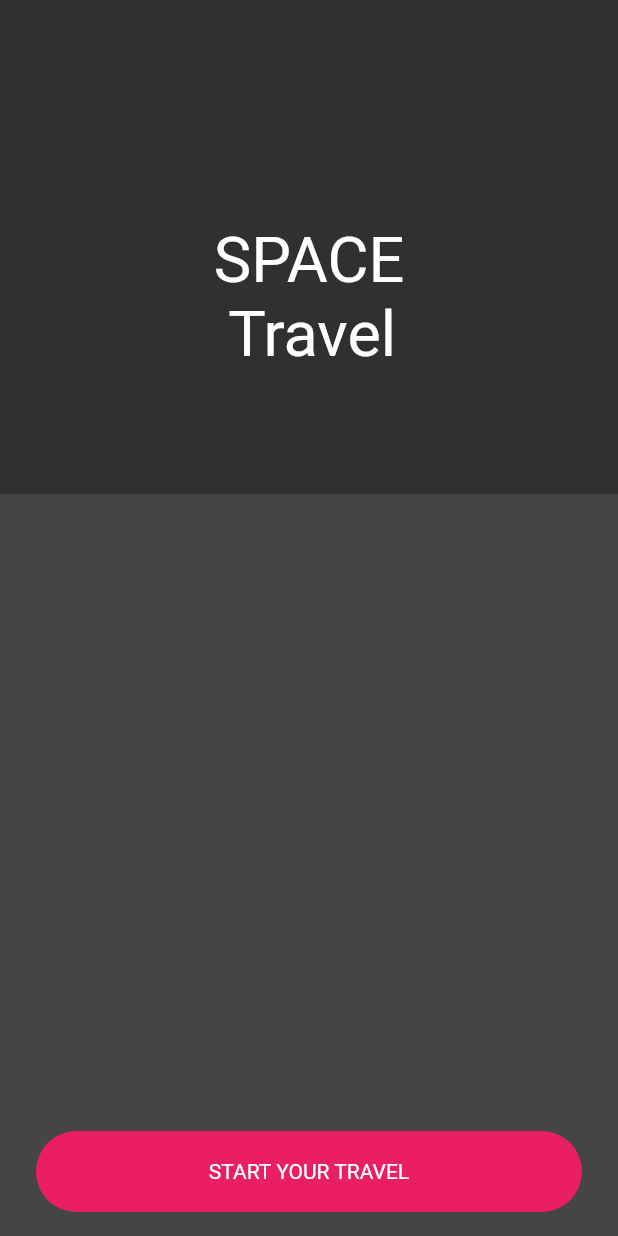
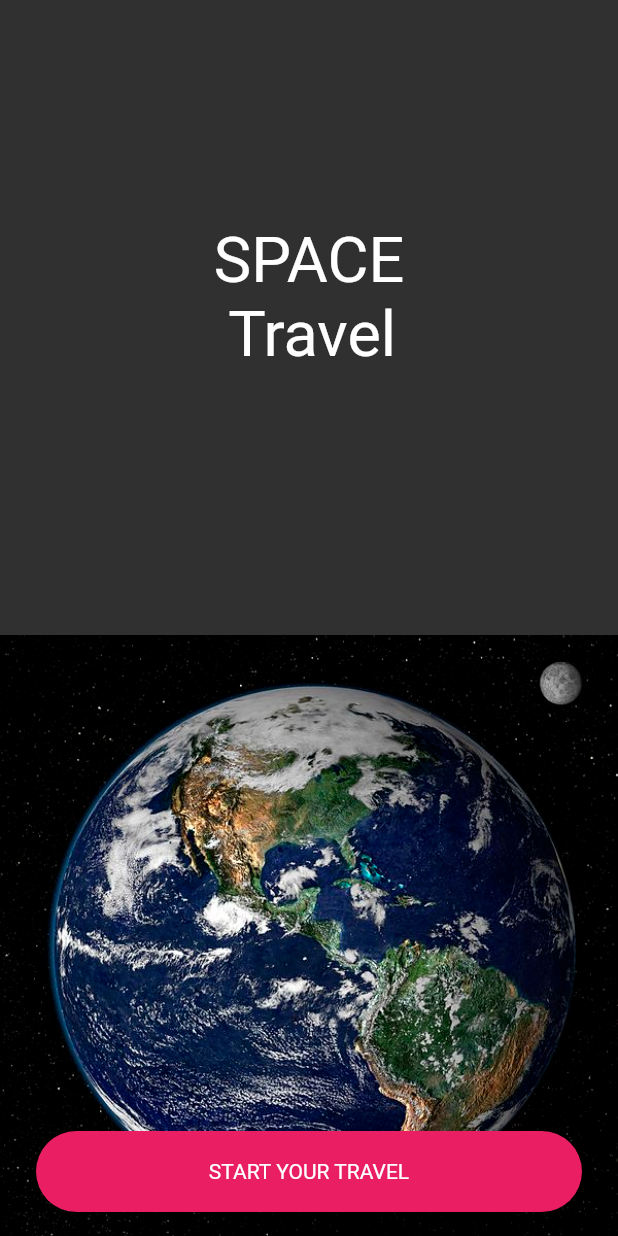
Before and after one commit to Antriadus/HackatonApp2020, a Flutter app: the screen it shows after launch, on a phone screen of 412 x 824 dp. Run offline on Flutter 3.47's test engine with Material 2 defaults, Android fonts, the phone set to English and light mode, and no system bars; our stand-ins replace bloc, equatable, rxdart; missing offline and left inert: shared_preferences_web.

Commit message:
Added earth image

```diff
--- a/lib/widgets/animated_earth.dart
+++ b/lib/widgets/animated_earth.dart
@@ -22,13 +22,12 @@ class AnimatedEarthWidget extends StatelessWidget {
                     top: isOnBottom ? displayHeight * 0.7 : displayHeight * 0.4,
                     curve: Curves.fastOutSlowIn,
                     duration: Duration(seconds: 2),
-                  child: Container(
-                    color: Colors.white10,
+                    child: Image.asset(
+                      "assets/earth.jpg",
                       height: 600,
                       width: MediaQuery.of(context).size.width,
                     ));
-            },
-          );
+              });
         });
   }
 }
--- a/pubspec.yaml
+++ b/pubspec.yaml
@@ -29,8 +29,7 @@ flutter:
   uses-material-design: true
 
   assets:
-    - assets/earth/
-    - assets/stars/
+    - assets/
 
 
   # fonts:
```
Also changed, not shown: assets/earth.jpg (added), 1 other file. Lines whose indentation alone changed are shown as unchanged.
